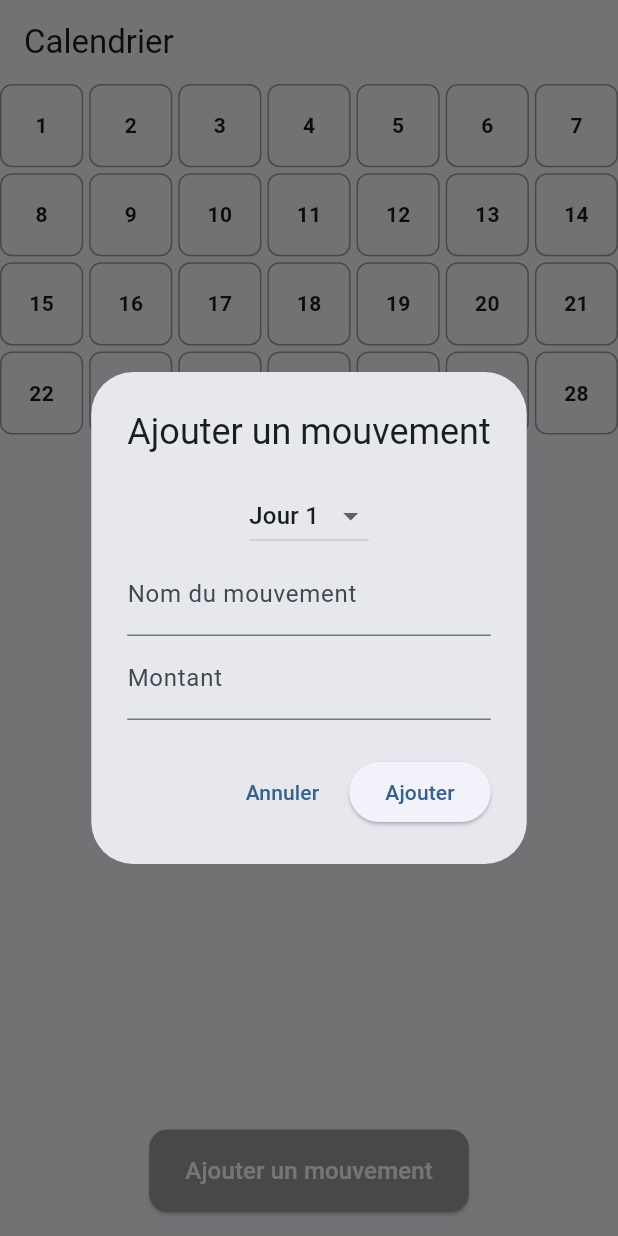
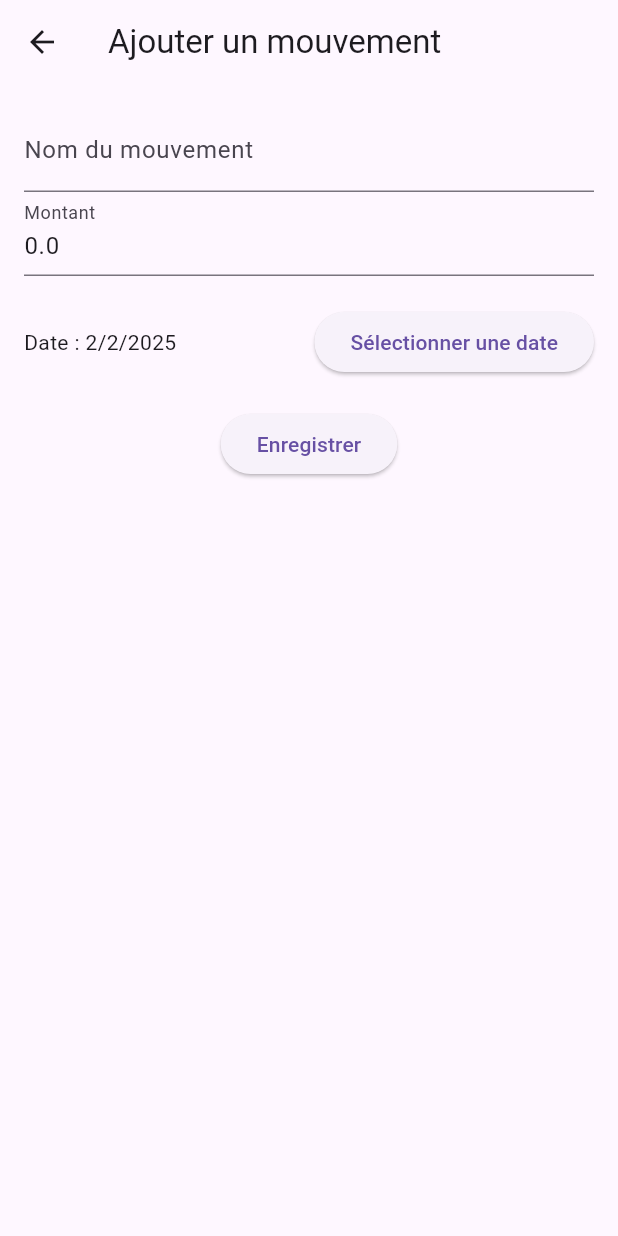
Before and after one commit to salimyes/compter_ses_sous, a Flutter app: the screen it shows after launch, after a tap on "Ajouter un mouvement", on a phone screen of 412 x 824 dp. Run offline on Flutter 3.47's test engine with Material 3 defaults, Android fonts, the phone set to English and light mode, and no system bars.

Commit message:
Ajout du total des mouvements, Refonte de la page principal et ajouts de widget pour le calendrier, Ajout d'un mouvement dans une page dédiée

```diff
--- a/lib/calendar_page.dart
+++ /dev/null
@@ -1,157 +0,0 @@
-import 'package:flutter/material.dart';
-
-class CalendarPage extends StatefulWidget {
-  @override
-  _CalendarPageState createState() => _CalendarPageState();
-}
-
-class _CalendarPageState extends State<CalendarPage> {
-  late int _daysInMonth;
-  late int _currentMonth;
-  late int _currentYear;
-  Map<int, List<Map<String, dynamic>>> _movements = {}; // Stocke les mouvements par jour
-
-  @override
-  void initState() {
-    super.initState();
-    final now = DateTime.now();
-    _currentMonth = now.month;
-    _currentYear = now.year;
-    _daysInMonth = _getDaysInMonth(_currentYear, _currentMonth);
-  }
-
-  int _getDaysInMonth(int year, int month) {
-    return DateTime(year, month + 1, 0).day;
-  }
-
-  void _addMovement() {
-    int selectedDay = 1;
-    String movementName = "";
-    double movementAmount = 0.0;
-
-    showDialog(
-      context: context,
-      builder: (context) {
-        return AlertDialog(
-          title: Text("Ajouter un mouvement"),
-          content: Column(
-            mainAxisSize: MainAxisSize.min,
-            children: [
-              // Sélection du jour
-              DropdownButton<int>(
-                value: selectedDay,
-                items: List.generate(
-                  _daysInMonth,
-                      (index) => DropdownMenuItem(
-                    value: index + 1,
-                    child: Text("Jour ${index + 1}"),
-                  ),
-                ),
-                onChanged: (value) {
-                  setState(() {
-                    selectedDay = value!;
-                  });
-                },
-              ),
-              // Nom du mouvement
-              TextField(
-                decoration: InputDecoration(labelText: "Nom du mouvement"),
-                onChanged: (value) {
-                  movementName = value;
-                },
-              ),
-              // Montant
-              TextField(
-                decoration: InputDecoration(labelText: "Montant"),
-                keyboardType: TextInputType.number,
-                onChanged: (value) {
-                  movementAmount = double.tryParse(value) ?? 0.0;
-                },
-              ),
-            ],
-          ),
-          actions: [
-            TextButton(
-              onPressed: () {
-                Navigator.pop(context);
-              },
-              child: Text("Annuler"),
-            ),
-            ElevatedButton(
-              onPressed: () {
-                if (movementName.isNotEmpty) {
-                  setState(() {
-                    _movements.putIfAbsent(selectedDay, () => []);
-                    _movements[selectedDay]!.add({
-                      "nom": movementName,
-                      "montant": movementAmount,
-                    });
-                  });
-                  Navigator.pop(context);
-                }
-              },
-              child: Text("Ajouter"),
-            ),
-          ],
-        );
-      },
-    );
-  }
-
-  @override
-  Widget build(BuildContext context) {
-    return Scaffold(
-      appBar: AppBar(title: Text('Calendrier')),
-      body: Column(
-        children: [
-          // 📆 Le calendrier
-          Expanded(
-            child: GridView.builder(
-              gridDelegate: const SliverGridDelegateWithFixedCrossAxisCount(
-                crossAxisCount: 7,
-                crossAxisSpacing: 4,
-                mainAxisSpacing: 4,
-              ),
-              itemCount: _daysInMonth,
-              itemBuilder: (context, index) {
-                final day = index + 1;
-                return Container(
-                  decoration: BoxDecoration(
-                    border: Border.all(color: Colors.grey),
-                    borderRadius: BorderRadius.circular(8),
-                  ),
-                  child: Column(
-                    mainAxisAlignment: MainAxisAlignment.center,
-                    children: [
-                      Text('$day', style: TextStyle(fontWeight: FontWeight.bold)),
-                      if (_movements.containsKey(day)) ..._movements[day]!.map(
-                            (movement) => Text("${movement['nom']} - ${movement['montant']}€",
-                            style: TextStyle(fontSize: 10)),
-                      ),
-                    ],
-                  ),
-                );
-              },
-            ),
-          ),
-          // 📌 Le bouton "Ajouter un mouvement"
-          Padding(
-            padding: const EdgeInsets.all(16.0),
-            child: ElevatedButton(
-              onPressed: _addMovement,
-              style: ElevatedButton.styleFrom(
-                backgroundColor: Colors.grey, // Fond gris
-                foregroundColor: Colors.white, // Texte blanc
-                shape: RoundedRectangleBorder(
-                  borderRadius: BorderRadius.circular(12),
-                ),
-                padding: EdgeInsets.symmetric(vertical: 16, horizontal: 24),
-              ),
-              child: Text("Ajouter un mouvement", style: TextStyle(fontSize: 16)),
-            ),
-          ),
-        ],
-      ),
-    );
-  }
-}
--- a/lib/main.dart
+++ b/lib/main.dart
@@ -1,22 +1,20 @@
 import 'package:flutter/material.dart';
-import 'calendar_page.dart'; // Importe le fichier où se trouve le calendrier
+import 'screens/home_screen.dart';
 
 void main() {
-  runApp(const MyApp());
+  runApp(MyApp());
 }
 
 class MyApp extends StatelessWidget {
-  const MyApp({super.key});
-
   @override
   Widget build(BuildContext context) {
     return MaterialApp(
-      title: 'Application Flutter',
+      debugShowCheckedModeBanner: false,
+      title: 'Gestion des mouvements',
       theme: ThemeData(
-        colorScheme: ColorScheme.fromSeed(seedColor: Colors.blue),
-        useMaterial3: true,
+        primarySwatch: Colors.blue,
       ),
-      home: CalendarPage(), // Affiche la page du calendrier comme page d'accueil
+      home: HomeScreen(),
     );
   }
 }
--- /dev/null
+++ b/lib/models/movement.dart
@@ -0,0 +1,7 @@
+class Movement {
+  String name;
+  double amount;
+  DateTime date;
+
+  Movement({required this.name, required this.amount, required this.date});
+}
--- /dev/null
+++ b/lib/screens/add_movement_screen.dart
@@ -0,0 +1,88 @@
+import 'package:flutter/material.dart';
+import '../models/movement.dart';
+
+class AddMovementScreen extends StatefulWidget {
+  final Movement? movement;
+
+  AddMovementScreen({this.movement});
+
+  @override
+  _AddMovementScreenState createState() => _AddMovementScreenState();
+}
+
+class _AddMovementScreenState extends State<AddMovementScreen> {
+  final _formKey = GlobalKey<FormState>();
+  late String name;
+  late double amount;
+  late DateTime selectedDate;
+
+  @override
+  void initState() {
+    super.initState();
+    name = widget.movement?.name ?? '';
+    amount = widget.movement?.amount ?? 0.0;
+    selectedDate = widget.movement?.date ?? DateTime.now();
+  }
+
+  Future<void> _selectDate(BuildContext context) async {
+    final DateTime? picked = await showDatePicker(
+      context: context,
+      initialDate: selectedDate,
+      firstDate: DateTime(2020),
+      lastDate: DateTime(2030),
+    );
+    if (picked != null && picked != selectedDate) {
+      setState(() {
+        selectedDate = picked;
+      });
+    }
+  }
+
+  @override
+  Widget build(BuildContext context) {
+    return Scaffold(
+      appBar: AppBar(title: Text(widget.movement == null ? 'Ajouter un mouvement' : 'Modifier un mouvement')),
+      body: Padding(
+        padding: EdgeInsets.all(16),
+        child: Form(
+          key: _formKey,
+          child: Column(
+            children: [
+              TextFormField(
+                initialValue: name,
+                decoration: InputDecoration(labelText: 'Nom du mouvement'),
+                onChanged: (value) => name = value,
+              ),
+              TextFormField(
+                initialValue: amount.toString(),
+                decoration: InputDecoration(labelText: 'Montant'),
+                keyboardType: TextInputType.number,
+                onChanged: (value) => amount = double.tryParse(value) ?? 0.0,
+              ),
+              SizedBox(height: 20),
+              Row(
+                mainAxisAlignment: MainAxisAlignment.spaceBetween,
+                children: [
+                  Text('Date : ${selectedDate.day}/${selectedDate.month}/${selectedDate.year}'),
+                  ElevatedButton(
+                    onPressed: () => _selectDate(context),
+                    child: Text('Sélectionner une date'),
+                  ),
+                ],
+              ),
+              SizedBox(height: 20),
+              ElevatedButton(
+                onPressed: () {
+                  if (_formKey.currentState!.validate()) {
+                    Navigator.pop(context, Movement(name: name, amount: amount, date: selectedDate));
+                  }
+                },
+                child: Text('Enregistrer'),
+              ),
+            ],
+          ),
+        ),
+      ),
+    );
+  }
+}
--- /dev/null
+++ b/lib/screens/home_screen.dart
@@ -0,0 +1,76 @@
+import 'package:flutter/material.dart';
+import '../models/movement.dart';
+import '../widgets/calendar_widget.dart';
+import '../widgets/total_display.dart';
+import 'add_movement_screen.dart';
+
+class HomeScreen extends StatefulWidget {
+  @override
+  _HomeScreenState createState() => _HomeScreenState();
+}
+
+class _HomeScreenState extends State<HomeScreen> {
+  List<Movement> movements = [];
+  DateTime selectedDate = DateTime.now();
+
+  // Calcul du total des transactions du mois
+  double get totalAmount {
+    return movements.fold(0, (sum, movement) => sum + movement.amount);
+  }
+
+  // Ajouter un mouvement
+  void addMovement(Movement movement) {
+    setState(() {
+      movements.add(movement);
+    });
+  }
+
+  // Modifier un mouvement
+  void editMovement(Movement oldMovement, Movement newMovement) {
+    setState(() {
+      int index = movements.indexOf(oldMovement);
+      if (index != -1) {
+        movements[index] = newMovement;
+      }
+    });
+  }
+
+  // Supprimer un mouvement
+  void deleteMovement(Movement movement) {
+    setState(() {
+      movements.remove(movement);
+    });
+  }
+
+  @override
+  Widget build(BuildContext context) {
+    return Scaffold(
+      appBar: AppBar(title: Text('Gestion des mouvements')),
+      body: Column(
+        children: [
+          Expanded(
+            child: CalendarWidget(
+              movements: movements,
+              onEdit: editMovement,
+              onDelete: deleteMovement,
+              selectedDate: selectedDate,
+            ),
+          ),
+          TotalDisplay(total: totalAmount),
+          ElevatedButton(
+            onPressed: () async {
+              final result = await Navigator.push(
+                context,
+                MaterialPageRoute(
+                  builder: (context) => AddMovementScreen(),
+                ),
+              );
+              if (result != null) addMovement(result);
+            },
+            child: Text('Ajouter un mouvement'),
+          ),
+        ],
+      ),
+    );
+  }
+}
--- /dev/null
+++ b/lib/widgets/calendar_widget.dart
@@ -0,0 +1,83 @@
+import 'package:flutter/material.dart';
+import '../models/movement.dart';
+import '../screens/add_movement_screen.dart';
+
+class CalendarWidget extends StatelessWidget {
+  final List<Movement> movements;
+  final Function(Movement, Movement) onEdit;
+  final Function(Movement) onDelete;
+  final DateTime selectedDate;
+
+  CalendarWidget({required this.movements, required this.onEdit, required this.onDelete, required this.selectedDate});
+
+  int get daysInMonth {
+    return DateTime(selectedDate.year, selectedDate.month + 1, 0).day;
+  }
+
+  @override
+  Widget build(BuildContext context) {
+    return GridView.builder(
+      padding: EdgeInsets.all(8),
+      gridDelegate: SliverGridDelegateWithFixedCrossAxisCount(
+        crossAxisCount: 7,
+        childAspectRatio: 1.2,
+      ),
+      itemCount: daysInMonth,
+      itemBuilder: (context, index) {
+        DateTime date = DateTime(selectedDate.year, selectedDate.month, index + 1);
+        Movement? movement = movements.firstWhere(
+              (m) => m.date.year == date.year && m.date.month == date.month && m.date.day == date.day,
+          orElse: () => Movement(name: '', amount: 0, date: date),
+        );
+
+        return GestureDetector(
+          onTap: () async {
+            if (movement.name.isNotEmpty) {
+              final result = await showDialog(
+                context: context,
+                builder: (context) => AlertDialog(
+                  title: Text("Modifier ou supprimer"),
+                  actions: [
+                    TextButton(
+                      onPressed: () async {
+                        final newMovement = await Navigator.push(
+                          context,
+                          MaterialPageRoute(
+                            builder: (context) => AddMovementScreen(movement: movement),
+                          ),
+                        );
+                        if (newMovement != null) onEdit(movement, newMovement);
+                        Navigator.pop(context);
+                      },
+                      child: Text("Modifier"),
+                    ),
+                    TextButton(
+                      onPressed: () {
+                        onDelete(movement);
+                        Navigator.pop(context);
+                      },
+                      child: Text("Supprimer"),
+                    ),
+                  ],
+                ),
+              );
+            }
+          },
+          child: Card(
+            color: movement.amount != 0 ? Colors.blue.shade100 : Colors.white,
+            child: Column(
+              mainAxisAlignment: MainAxisAlignment.center,
+              children: [
+                Text('${index + 1}', style: TextStyle(fontWeight: FontWeight.bold)),
+                if (movement.name.isNotEmpty) ...[
+                  Text(movement.name, style: TextStyle(fontSize: 12, fontWeight: FontWeight.w500)),
+                  Text('${movement.amount}€', style: TextStyle(fontSize: 12, color: movement.amount >= 0 ? Colors.green : Colors.red)),
+                ],
+              ],
+            ),
+          ),
+        );
+      },
+    );
+  }
+}
--- /dev/null
+++ b/lib/widgets/total_display.dart
@@ -0,0 +1,19 @@
+import 'package:flutter/material.dart';
+
+class TotalDisplay extends StatelessWidget {
+  final double total;
+
+  TotalDisplay({required this.total});
+
+  @override
+  Widget build(BuildContext context) {
+    return Container(
+      padding: EdgeInsets.all(12),
+      color: total >= 0 ? Colors.green.shade300 : Colors.red.shade300,
+      child: Text(
+        'Total: ${total.toStringAsFixed(2)}€',
+        style: TextStyle(fontSize: 18, fontWeight: FontWeight.bold),
+      ),
+    );
+  }
+}
```
